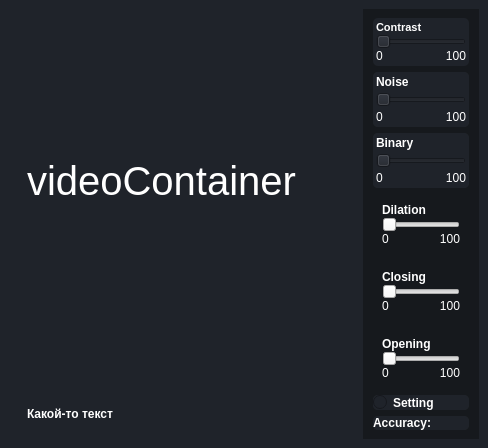
Above: glasCylinders.ui from kuznetsona/gasCylinders before the change. Below: the same form after it.
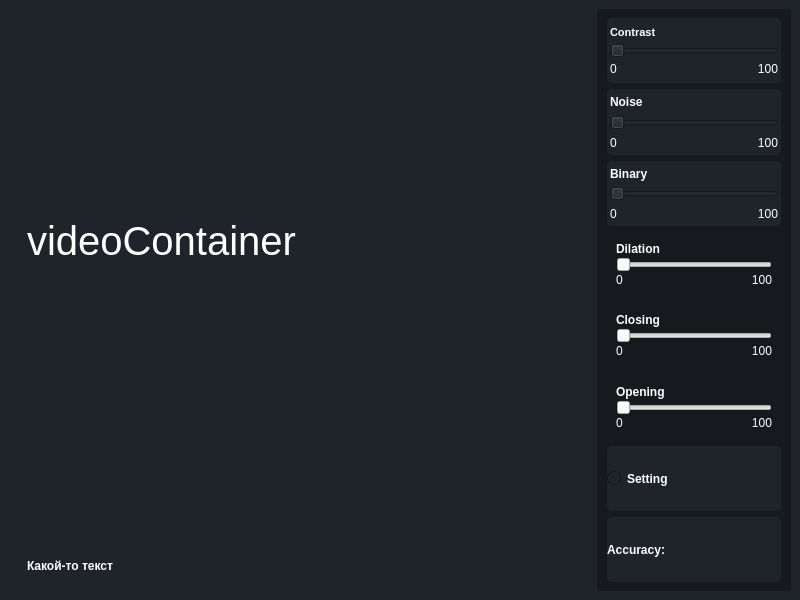
That is the form after the change.

Commit message: add app invert

What changed in the file:
```diff
--- a/glasCylinders.ui
+++ b/glasCylinders.ui
@@ -6,8 +6,8 @@
    <rect>
     <x>0</x>
     <y>0</y>
-    <width>488</width>
-    <height>400</height>
+    <width>800</width>
+    <height>600</height>
    </rect>
   </property>
   <property name="windowTitle">
```
The commit also changes 1 other file.
